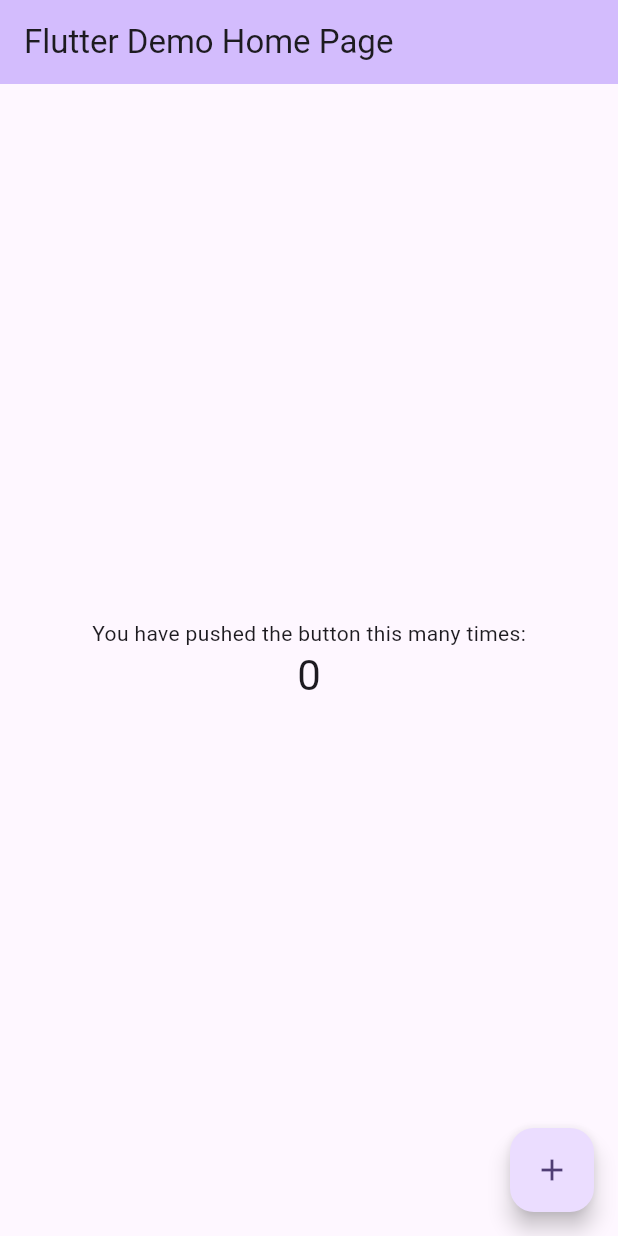
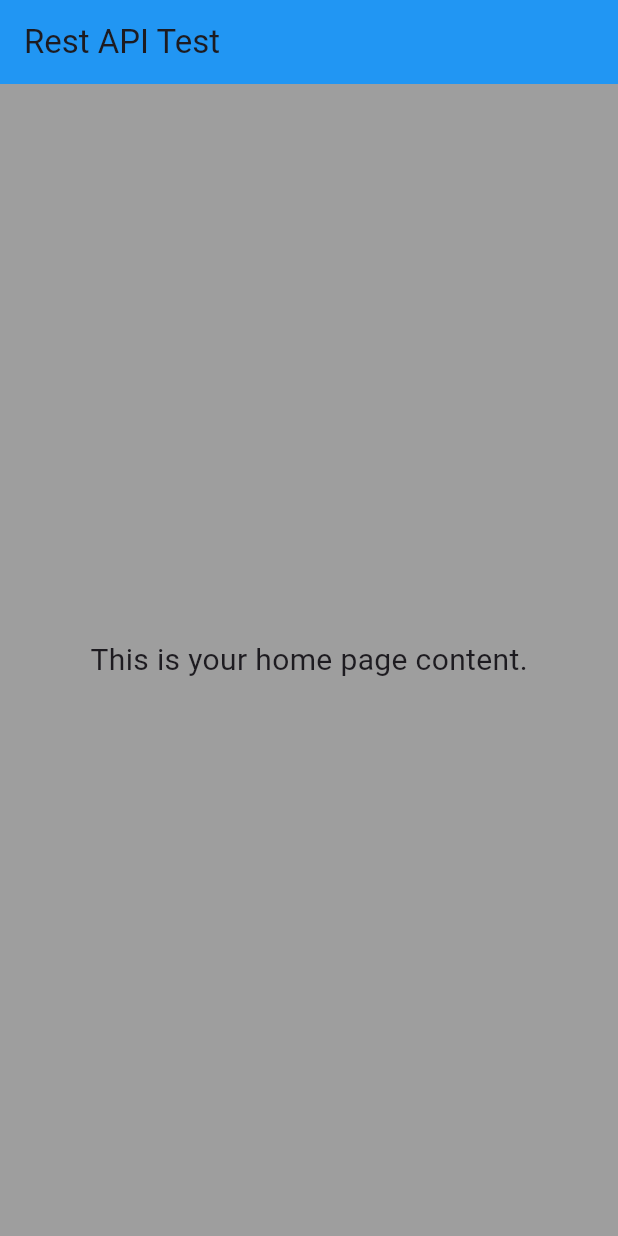
Before and after one commit to T4O6N/HTTP-Requests-and-REST-API, a Flutter app: the screen it shows after launch, on a phone screen of 412 x 824 dp. Run offline on Flutter 3.47's test engine with Material 3 defaults, Android fonts, the phone set to English and light mode, and no system bars; network calls fail.

Commit message:
last commit

```diff
--- a/analysis_options.yaml
+++ b/analysis_options.yaml
@@ -7,7 +7,7 @@
 
 # The following line activates a set of recommended lints for Flutter apps,
 # packages, and plugins designed to encourage good coding practices.
-include: package:flutter_lints/flutter.yaml
+# include: package:flutter_lints/flutter.yaml
 
 linter:
   # The lint rules applied to this project can be customized in the
--- a/lib/main.dart
+++ b/lib/main.dart
@@ -1,4 +1,5 @@
 import 'package:flutter/material.dart';
+import 'package:http/http.dart' as http;
 
 void main() {
   runApp(const MyApp());
@@ -7,119 +8,47 @@
 class MyApp extends StatelessWidget {
   const MyApp({super.key});
 
+  void getData() async {
+    final url = Uri.parse("https://my-rest-api-y245.onrender.com/api/users/65e550ef96135d44699d704c");
+    http.Response response = await http.get(url);
+
+    if (response.statusCode == 200) {
+      print(response.body);
+    } else {
+      print('failed');
+    }
+  }
+
   // This widget is the root of your application.
   @override
   Widget build(BuildContext context) {
+    getData();
     return MaterialApp(
-      title: 'Flutter Demo',
+      title: 'Rest API Test',
       theme: ThemeData(
-        // This is the theme of your application.
-        //
-        // TRY THIS: Try running your application with "flutter run". You'll see
-        // the application has a purple toolbar. Then, without quitting the app,
-        // try changing the seedColor in the colorScheme below to Colors.green
-        // and then invoke "hot reload" (save your changes or press the "hot
-        // reload" button in a Flutter-supported IDE, or press "r" if you used
-        // the command line to start the app).
-        //
-        // Notice that the counter didn't reset back to zero; the application
-        // state is not lost during the reload. To reset the state, use hot
-        // restart instead.
-        //
-        // This works for code too, not just values: Most code changes can be
-        // tested with just a hot reload.
-        colorScheme: ColorScheme.fromSeed(seedColor: Colors.deepPurple),
-        useMaterial3: true,
+        primarySwatch: Colors.blue,
+        appBarTheme: AppBarTheme(backgroundColor: Colors.blue),
+        scaffoldBackgroundColor:
+            Colors.grey, // Setting background color to grey
       ),
-      home: const MyHomePage(title: 'Flutter Demo Home Page'),
+      home: MyHomePage(),
     );
   }
 }
 
-class MyHomePage extends StatefulWidget {
-  const MyHomePage({super.key, required this.title});
-
-  // This widget is the home page of your application. It is stateful, meaning
-  // that it has a State object (defined below) that contains fields that affect
-  // how it looks.
-
-  // This class is the configuration for the state. It holds the values (in this
-  // case the title) provided by the parent (in this case the App widget) and
-  // used by the build method of the State. Fields in a Widget subclass are
-  // always marked "final".
-
-  final String title;
-
-  @override
-  State<MyHomePage> createState() => _MyHomePageState();
-}
-
-class _MyHomePageState extends State<MyHomePage> {
-  int _counter = 0;
-
-  void _incrementCounter() {
-    setState(() {
-      // This call to setState tells the Flutter framework that something has
-      // changed in this State, which causes it to rerun the build method below
-      // so that the display can reflect the updated values. If we changed
-      // _counter without calling setState(), then the build method would not be
-      // called again, and so nothing would appear to happen.
-      _counter++;
-    });
-  }
-
+class MyHomePage extends StatelessWidget {
   @override
   Widget build(BuildContext context) {
-    // This method is rerun every time setState is called, for instance as done
-    // by the _incrementCounter method above.
-    //
-    // The Flutter framework has been optimized to make rerunning build methods
-    // fast, so that you can just rebuild anything that needs updating rather
-    // than having to individually change instances of widgets.
     return Scaffold(
       appBar: AppBar(
-        // TRY THIS: Try changing the color here to a specific color (to
-        // Colors.amber, perhaps?) and trigger a hot reload to see the AppBar
-        // change color while the other colors stay the same.
-        backgroundColor: Theme.of(context).colorScheme.inversePrimary,
-        // Here we take the value from the MyHomePage object that was created by
-        // the App.build method, and use it to set our appbar title.
-        title: Text(widget.title),
+        title: Text('Rest API Test'), // AppBar title
       ),
       body: Center(
-        // Center is a layout widget. It takes a single child and positions it
-        // in the middle of the parent.
-        child: Column(
-          // Column is also a layout widget. It takes a list of children and
-          // arranges them vertically. By default, it sizes itself to fit its
-          // children horizontally, and tries to be as tall as its parent.
-          //
-          // Column has various properties to control how it sizes itself and
-          // how it positions its children. Here we use mainAxisAlignment to
-          // center the children vertically; the main axis here is the vertical
-          // axis because Columns are vertical (the cross axis would be
-          // horizontal).
-          //
-          // TRY THIS: Invoke "debug painting" (choose the "Toggle Debug Paint"
-          // action in the IDE, or press "p" in the console), to see the
-          // wireframe for each widget.
-          mainAxisAlignment: MainAxisAlignment.center,
-          children: <Widget>[
-            const Text(
-              'You have pushed the button this many times:',
-            ),
-            Text(
-              '$_counter',
-              style: Theme.of(context).textTheme.headlineMedium,
-            ),
-          ],
+        child: Text(
+          'This is your home page content.',
+          style: TextStyle(fontSize: 20.0),
         ),
       ),
-      floatingActionButton: FloatingActionButton(
-        onPressed: _incrementCounter,
-        tooltip: 'Increment',
-        child: const Icon(Icons.add),
-      ), // This trailing comma makes auto-formatting nicer for build methods.
     );
   }
 }
--- a/pubspec.yaml
+++ b/pubspec.yaml
@@ -35,6 +35,7 @@ dependencies:
   # The following adds the Cupertino Icons font to your application.
   # Use with the CupertinoIcons class for iOS style icons.
   cupertino_icons: ^1.0.2
+  http: ^1.2.0
 
 dev_dependencies:
   flutter_test:
```
Also changed, not shown: pubspec.lock.
